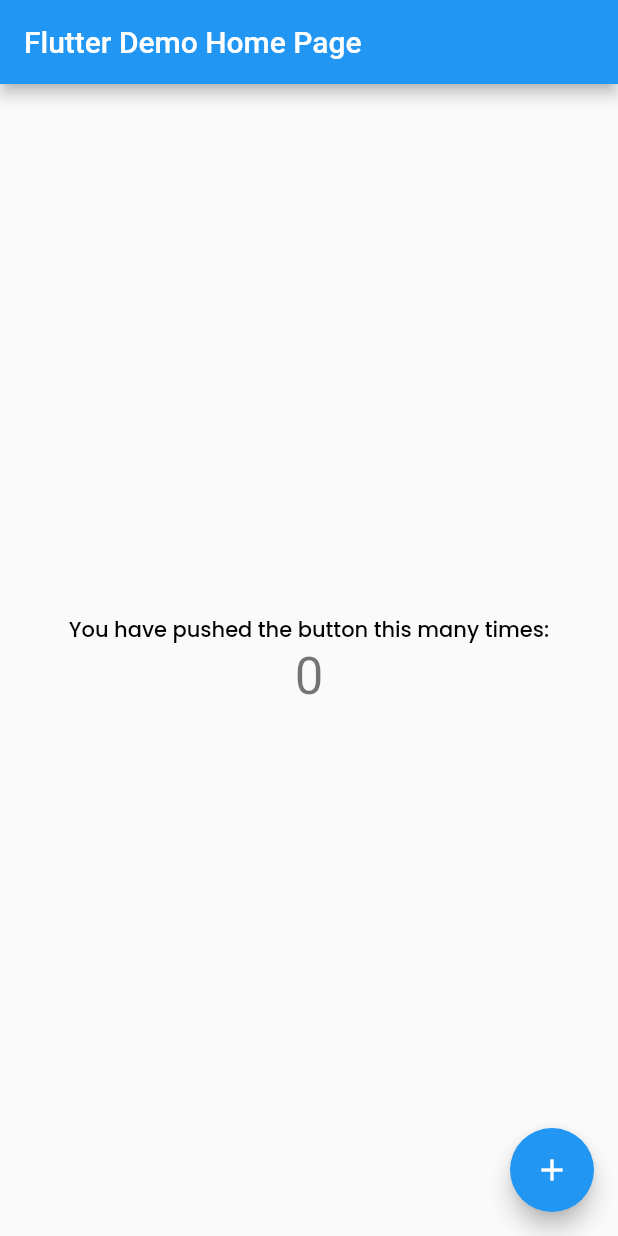
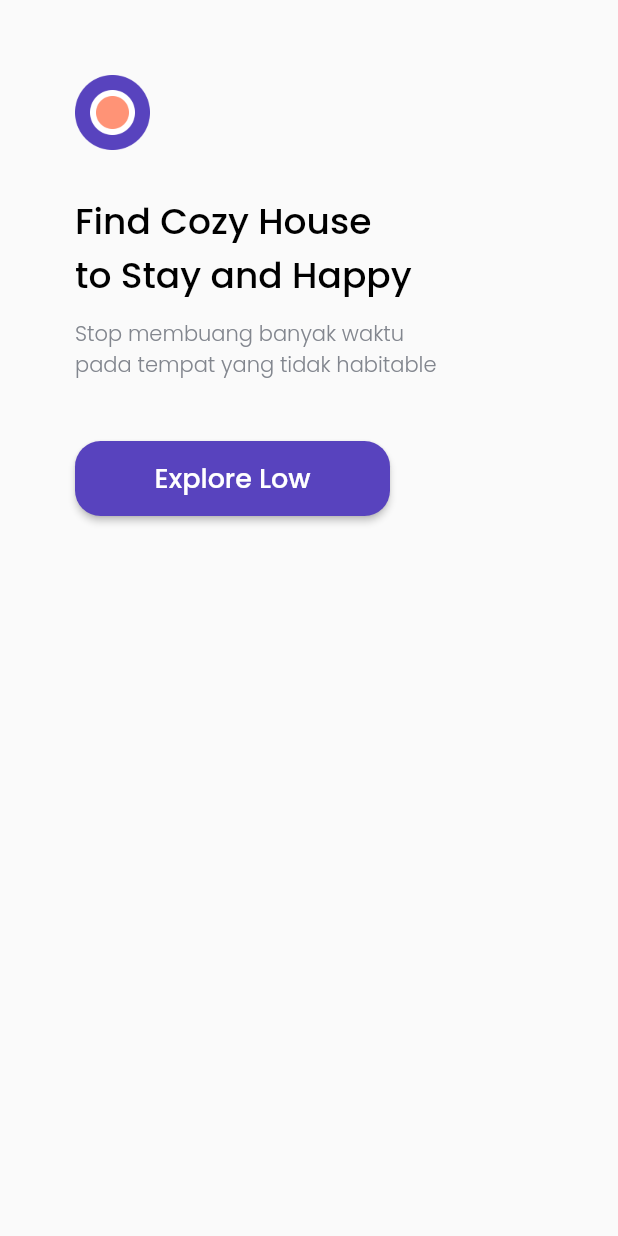
Before and after one commit to parhanhambali/cozy, a Flutter app: the screen it shows after launch, on a phone screen of 412 x 824 dp. Run offline on Flutter 3.47's test engine with Material 2 defaults, Android fonts, the phone set to English and light mode, and no system bars; our stand-ins replace google_fonts.

Commit message:
splash bagian header

```diff
--- a/lib/main.dart
+++ b/lib/main.dart
@@ -1,3 +1,4 @@
+import 'package:bwa_cozy/pages/splash_page.dart';
 import 'package:bwa_cozy/theme.dart';
 import 'package:flutter/material.dart';
 
@@ -6,114 +7,10 @@ void main() {
 }
 
 class MyApp extends StatelessWidget {
-  // This widget is the root of your application.
   @override
   Widget build(BuildContext context) {
     return MaterialApp(
-      title: 'Flutter Demo',
-      theme: ThemeData(
-        // This is the theme of your application.
-        //
-        // Try running your application with "flutter run". You'll see the
-        // application has a blue toolbar. Then, without quitting the app, try
-        // changing the primarySwatch below to Colors.green and then invoke
-        // "hot reload" (press "r" in the console where you ran "flutter run",
-        // or simply save your changes to "hot reload" in a Flutter IDE).
-        // Notice that the counter didn't reset back to zero; the application
-        // is not restarted.
-        primarySwatch: Colors.blue,
-        // This makes the visual density adapt to the platform that you run
-        // the app on. For desktop platforms, the controls will be smaller and
-        // closer together (more dense) than on mobile platforms.
-        visualDensity: VisualDensity.adaptivePlatformDensity,
-      ),
-      home: MyHomePage(title: 'Flutter Demo Home Page'),
+      home: SplashPage(),
     );
   }
 }
-
-class MyHomePage extends StatefulWidget {
-  MyHomePage({Key key, this.title}) : super(key: key);
-
-  // This widget is the home page of your application. It is stateful, meaning
-  // that it has a State object (defined below) that contains fields that affect
-  // how it looks.
-
-  // This class is the configuration for the state. It holds the values (in this
-  // case the title) provided by the parent (in this case the App widget) and
-  // used by the build method of the State. Fields in a Widget subclass are
-  // always marked "final".
-
-  final String title;
-
-  @override
-  _MyHomePageState createState() => _MyHomePageState();
-}
-
-class _MyHomePageState extends State<MyHomePage> {
-  int _counter = 0;
-
-  void _incrementCounter() {
-    setState(() {
-      // This call to setState tells the Flutter framework that something has
-      // changed in this State, which causes it to rerun the build method below
-      // so that the display can reflect the updated values. If we changed
-      // _counter without calling setState(), then the build method would not be
-      // called again, and so nothing would appear to happen.
-      _counter++;
-    });
-  }
-
-  @override
-  Widget build(BuildContext context) {
-    // This method is rerun every time setState is called, for instance as done
-    // by the _incrementCounter method above.
-    //
-    // The Flutter framework has been optimized to make rerunning build methods
-    // fast, so that you can just rebuild anything that needs updating rather
-    // than having to individually change instances of widgets.
-    return Scaffold(
-      appBar: AppBar(
-        // Here we take the value from the MyHomePage object that was created by
-        // the App.build method, and use it to set our appbar title.
-        title: Text(widget.title),
-      ),
-      body: Center(
-        // Center is a layout widget. It takes a single child and positions it
-        // in the middle of the parent.
-        child: Column(
-          // Column is also a layout widget. It takes a list of children and
-          // arranges them vertically. By default, it sizes itself to fit its
-          // children horizontally, and tries to be as tall as its parent.
-          //
-          // Invoke "debug painting" (press "p" in the console, choose the
-          // "Toggle Debug Paint" action from the Flutter Inspector in Android
-          // Studio, or the "Toggle Debug Paint" command in Visual Studio Code)
-          // to see the wireframe for each widget.
-          //
-          // Column has various properties to control how it sizes itself and
-          // how it positions its children. Here we use mainAxisAlignment to
-          // center the children vertically; the main axis here is the vertical
-          // axis because Columns are vertical (the cross axis would be
-          // horizontal).
-          mainAxisAlignment: MainAxisAlignment.center,
-          children: <Widget>[
-            Text(
-              'You have pushed the button this many times:',
-              style: blackTextStyle,
-            ),
-            Text(
-              '$_counter',
-              style: Theme.of(context).textTheme.headline4,
-            ),
-          ],
-        ),
-      ),
-      floatingActionButton: FloatingActionButton(
-        onPressed: _incrementCounter,
-        tooltip: 'Increment',
-        child: Icon(Icons.add),
-      ), // This trailing comma makes auto-formatting nicer for build methods.
-    );
-  }
-}
--- /dev/null
+++ b/lib/pages/splash_page.dart
@@ -0,0 +1,70 @@
+import 'package:bwa_cozy/theme.dart';
+import 'package:flutter/material.dart';
+
+class SplashPage extends StatelessWidget {
+  @override
+  Widget build(BuildContext context) {
+    return Scaffold(
+      body: SafeArea(
+          child: Padding(
+            padding: EdgeInsets.only(
+              top: 50,
+              left: 50,
+            ),
+            child: Column(
+              crossAxisAlignment: CrossAxisAlignment.start,
+              children: [
+                Container(
+                  height: 50,
+                  width: 50,
+                  decoration: BoxDecoration(
+                    image: DecorationImage(
+                      image: AssetImage('assets/images/logo.png'),
+                  ),
+                ),
+              ),
+              SizedBox(
+                height: 30,
+              ),
+              Text(
+                'Find Cozy House\nto Stay and Happy',
+                style: blackTextStyle.copyWith(
+                  fontSize: 24,
+                ),
+              ),
+              SizedBox(
+                height: 10,
+              ),
+              Text(
+                'Stop membuang banyak waktu\npada tempat yang tidak habitable',
+                style: greyTextStyle.copyWith(
+                  fontSize: 14,
+                ),
+              ),
+              SizedBox(
+              height: 40,
+              ),
+              Container(
+                width: 210,
+                height: 50,
+                child: RaisedButton(
+                  onPressed: (){},
+                  color: purpleColor,
+                  shape: RoundedRectangleBorder(
+                    borderRadius: BorderRadius.circular(17),
+                  ),
+                  child: Text(
+                    'Explore Low',
+                    style: whiteTextStyle.copyWith(
+                      fontSize: 18,
+                    ),
+                  ),
+                ),
+              ),
+            ],
+          ),
+        ),
+      ),
+    );
+  }
+}
--- a/pubspec.yaml
+++ b/pubspec.yaml
@@ -39,9 +39,8 @@ flutter:
   # the material Icons class.
   uses-material-design: true
   # To add assets to your application, add an assets section, like this:
-  # assets:
-  #   - images/a_dot_burr.jpeg
-  #   - images/a_dot_ham.jpeg
+  assets:
+    - assets/images/
   # An image asset can refer to one or more resolution-specific "variants", see
   # https://flutter.dev/assets-and-images/#resolution-aware.
   # For details regarding adding assets from package dependencies, see
```
